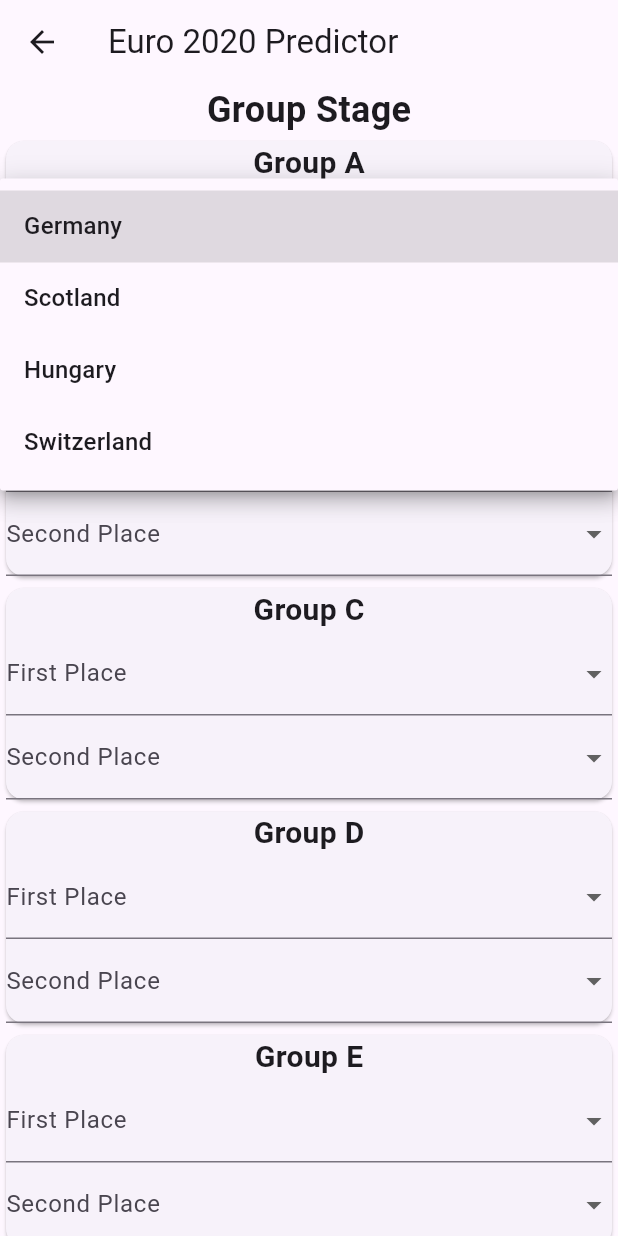
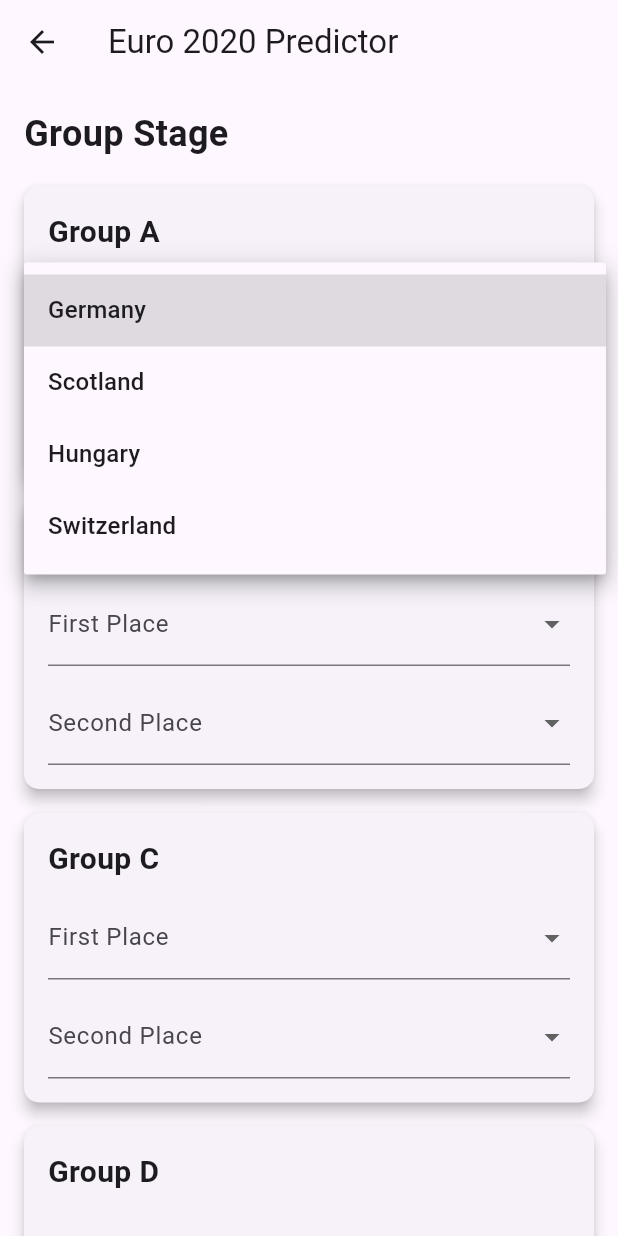
Before and after one commit to aaravSmall/Euro24FantasyApp, a Flutter app: the TournamentScreen screen opened directly, after a tap on "First Place", on a phone screen of 412 x 824 dp. Run offline on Flutter 3.47's test engine with Material 3 defaults, Android fonts, the phone set to English and light mode, and no system bars; our stand-ins replace firebase_auth, firebase_core, firebase_database, google_sign_in, shared_preferences; accounts and stored records are empty.

Commit message:
predictor work

```diff
--- a/lib/leagues_screen.dart
+++ b/lib/leagues_screen.dart
@@ -11,13 +11,12 @@ class _TournamentScreenState extends State<TournamentScreen> {
     Group(name: 'Group B', teams: [Team('Spain'), Team('Croatia'), Team('Italy'), Team('Albania')]),
     Group(name: 'Group C', teams: [Team('Slovenia'), Team('Denmark'), Team('Serbia'), Team('England')]),
     Group(name: 'Group D', teams: [Team('Poland'), Team('Netherlands'), Team('Austria'), Team('France')]),
-    Group(name: 'Group E', teams: [Team('Belgium'), Team('Slovakia'), Team('Romania'), Team('Ukraine')]),
-    Group(name: 'Group F', teams: [Team('Turkey'), Team('Georgia'), Team('Portugal'), Team('Czech Republic')]),
   ];
 
-  List<Match> knockoutMatches = [];
-  int currentRoundIndex = 0;
-
+  List<Match> roundOf16Matches = [];
+  List<Match> quarterFinalMatches = [];
+  List<Match> semiFinalMatches = [];
+  Match? finalMatch;
   Map<String, Team?> selectedTeams = {};
 
   @override
@@ -27,37 +26,73 @@ class _TournamentScreenState extends State<TournamentScreen> {
   }
 
   void _initializeKnockoutMatches() {
-    knockoutMatches.clear();
+    _setupRoundOf16();
+    _setupQuarterFinals();
+    _setupSemiFinals();
+    _setupFinal();
+  }
+
+  void _setupRoundOf16() {
+    roundOf16Matches.clear();
     for (int i = 0; i < groups.length - 1; i += 2) {
       Team? team1 = selectedTeams[groups[i].name];
       Team? team2 = selectedTeams[groups[i].name + "_second"];
       Team? team3 = selectedTeams[groups[i + 1].name];
       Team? team4 = selectedTeams[groups[i + 1].name + "_second"];
-      knockoutMatches.add(Match(
-        team1: team1 ?? Team('No Team Selected'),
-        team2: team4 ?? Team('No Team Selected'),
+      roundOf16Matches.add(Match(
+        team1: team1 ?? Team('TBD'),
+        team2: team4 ?? Team('TBD'),
       ));
-      knockoutMatches.add(Match(
-        team1: team3 ?? Team('No Team Selected'),
-        team2: team2 ?? Team('No Team Selected'),
+      roundOf16Matches.add(Match(
+        team1: team3 ?? Team('TBD'),
+        team2: team2 ?? Team('TBD'),
       ));
+    }
+  }
+
+  void _setupQuarterFinals() {
+    quarterFinalMatches.clear();
+    for (int i = 0; i < roundOf16Matches.length; i += 2) {
+      Team? team1 = roundOf16Matches[i].winner;
+      Team? team2 = roundOf16Matches[i + 1].winner;
+      print("Quarters::  Team1:  $team1    Team2: $team2");
+      quarterFinalMatches.add(Match(
+        team1: team1 ?? Team('TBD'),
+        team2: team2 ?? Team('TBD'),
+      ));
+    }
+  }
+
+  void _setupSemiFinals() {
+    semiFinalMatches.clear();
+    for (int i = 0; i < quarterFinalMatches.length; i += 2) {
+      Team? team1 = quarterFinalMatches[i].winner;
+      Team? team2 = quarterFinalMatches[i + 1].winner;
+      print("Semis::  Team1:  $team1    Team2: $team2");
+      semiFinalMatches.add(Match(
+        team1: team1 ?? Team('TBD'),
+        team2: team2 ?? Team('TBD'),
+      ));
+    }
+  }
+
+
+  void _setupFinal() {
+    finalMatch = null;
+    if (semiFinalMatches.length == 2) {
+      finalMatch = Match(
+        team1: semiFinalMatches[0].winner ?? Team('TBD'),
+        team2: semiFinalMatches[1].winner ?? Team('TBD'),
+      );
     }
   }
 
   void _updateKnockoutMatches() {
     setState(() {
-      _initializeKnockoutMatches();
-    });
-  }
-
-  void _progressToNextRound() {
-    setState(() {
-      currentRoundIndex++;
-      if (currentRoundIndex == 3) {
-        // Tournament finished
-        return;
-      }
-      _initializeKnockoutMatches();
+      _setupRoundOf16();
+      _setupQuarterFinals();
+      _setupSemiFinals();
+      _setupFinal();
     });
   }
 
@@ -66,17 +101,27 @@ class _TournamentScreenState extends State<TournamentScreen> {
     return Scaffold(
       appBar: AppBar(title: Text('Euro 2020 Predictor')),
       body: SingleChildScrollView(
+        padding: EdgeInsets.all(16),
         child: Column(
+          crossAxisAlignment: CrossAxisAlignment.start,
           children: [
             Text('Group Stage', style: TextStyle(fontSize: 24, fontWeight: FontWeight.bold)),
+            SizedBox(height: 10),
             ...groups.map((group) => GroupWidget(group: group, selectedTeams: selectedTeams, onUpdate: _updateKnockoutMatches)).toList(),
             SizedBox(height: 20),
-            Text('Knockout Stage', style: TextStyle(fontSize: 24, fontWeight: FontWeight.bold)),
-            ...knockoutMatches.map((match) => MatchWidget(match: match)).toList(),
-            ElevatedButton(
-              onPressed: _progressToNextRound,
-              child: Text('Proceed to Next Round'),
-            ),
+            Text('Quarter Finals', style: TextStyle(fontSize: 24, fontWeight: FontWeight.bold)),
+            ...roundOf16Matches.map((match) => MatchWidget(match: match, onUpdate: _updateKnockoutMatches)).toList(),
+            SizedBox(height: 20),
+            Text('Semi Finals', style: TextStyle(fontSize: 24, fontWeight: FontWeight.bold)),
+            ...quarterFinalMatches.map((match) => MatchWidget(match: match, onUpdate: _updateKnockoutMatches)).toList(),
+            SizedBox(height: 20),
+            Text('Finals', style: TextStyle(fontSize: 24, fontWeight: FontWeight.bold)),
+            ...semiFinalMatches.map((match) => MatchWidget(match: match, onUpdate: _updateKnockoutMatches)).toList(),
+            if (finalMatch != null) ...[
+              SizedBox(height: 20),
+              Text('Final', style: TextStyle(fontSize: 24, fontWeight: FontWeight.bold)),
+              MatchWidget(match: finalMatch!, onUpdate: _updateKnockoutMatches),
+            ],
           ],
         ),
       ),
@@ -111,9 +156,16 @@ class _GroupWidgetState extends State<GroupWidget> {
   @override
   Widget build(BuildContext context) {
     return Card(
+      shape: RoundedRectangleBorder(borderRadius: BorderRadius.circular(10)),
+      elevation: 4,
+      margin: EdgeInsets.symmetric(vertical: 8),
+      child: Padding(
+        padding: EdgeInsets.all(16),
         child: Column(
+          crossAxisAlignment: CrossAxisAlignment.start,
           children: [
             Text(widget.group.name, style: TextStyle(fontSize: 20, fontWeight: FontWeight.bold)),
+            SizedBox(height: 10),
             DropdownButtonFormField<Team>(
               value: firstPlace,
               items: widget.group.teams.map<DropdownMenuItem<Team>>((Team team) {
@@ -136,6 +188,7 @@ class _GroupWidgetState extends State<GroupWidget> {
               },
               decoration: InputDecoration(labelText: 'First Place'),
             ),
+            SizedBox(height: 10),
             DropdownButtonFormField<Team>(
               value: secondPlace,
               items: secondPlaceOptions.map<DropdownMenuItem<Team>>((Team team) {
@@ -155,14 +208,16 @@ class _GroupWidgetState extends State<GroupWidget> {
             ),
           ],
         ),
+      ),
     );
   }
 }
 
 class MatchWidget extends StatefulWidget {
   final Match match;
+  final VoidCallback onUpdate;
 
-  MatchWidget({required this.match});
+  MatchWidget({required this.match, required this.onUpdate});
 
   @override
   _MatchWidgetState createState() => _MatchWidgetState();
@@ -172,8 +227,19 @@ class _MatchWidgetState extends State<MatchWidget> {
   Team? selectedWinner;
 
   @override
+  void initState() {
+    super.initState();
+    selectedWinner = widget.match.winner;
+  }
+
+  @override
   Widget build(BuildContext context) {
     return Card(
+      shape: RoundedRectangleBorder(borderRadius: BorderRadius.circular(10)),
+      elevation: 4,
+      margin: EdgeInsets.symmetric(vertical: 8),
+      child: Padding(
+        padding: EdgeInsets.all(16),
         child: Column(
           children: [
             ListTile(
@@ -185,6 +251,7 @@ class _MatchWidgetState extends State<MatchWidget> {
                   setState(() {
                     selectedWinner = value;
                     widget.match.winner = value;
+                    widget.onUpdate();
                   });
                 },
               ),
@@ -198,15 +265,18 @@ class _MatchWidgetState extends State<MatchWidget> {
                   setState(() {
                     selectedWinner = value;
                     widget.match.winner = value;
+                    widget.onUpdate();
                   });
                 },
               ),
             ),
           ],
         ),
+      ),
     );
   }
 }
+
 
 class Team {
   final String name;
```
Lines whose indentation alone changed are shown as unchanged.
